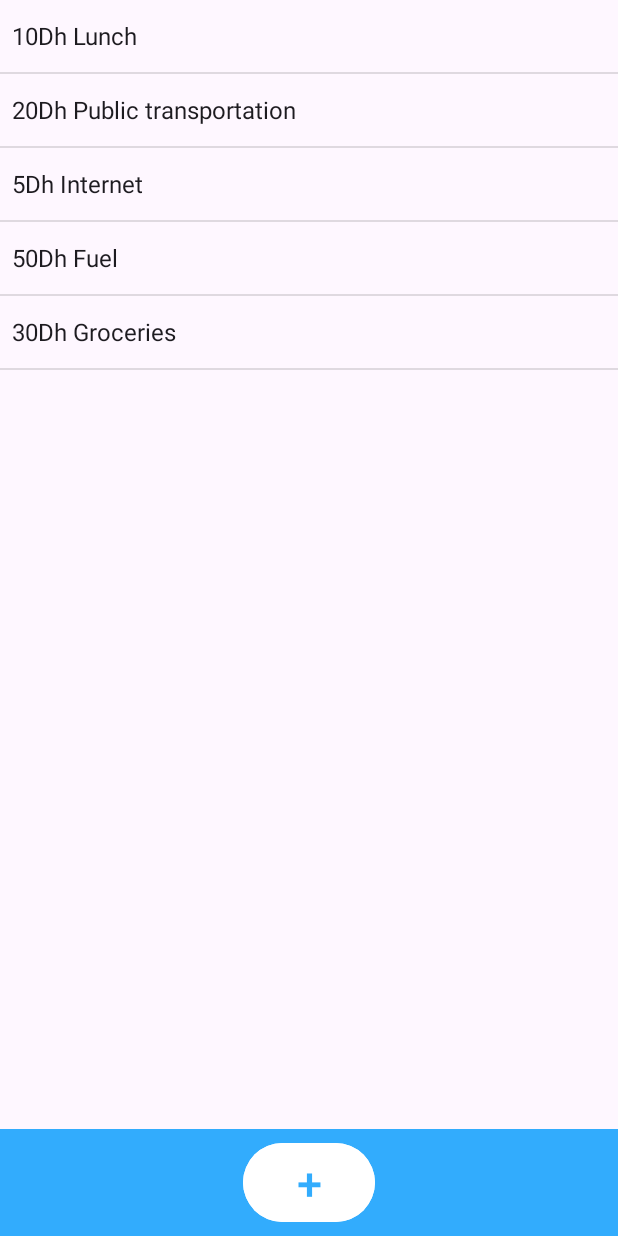
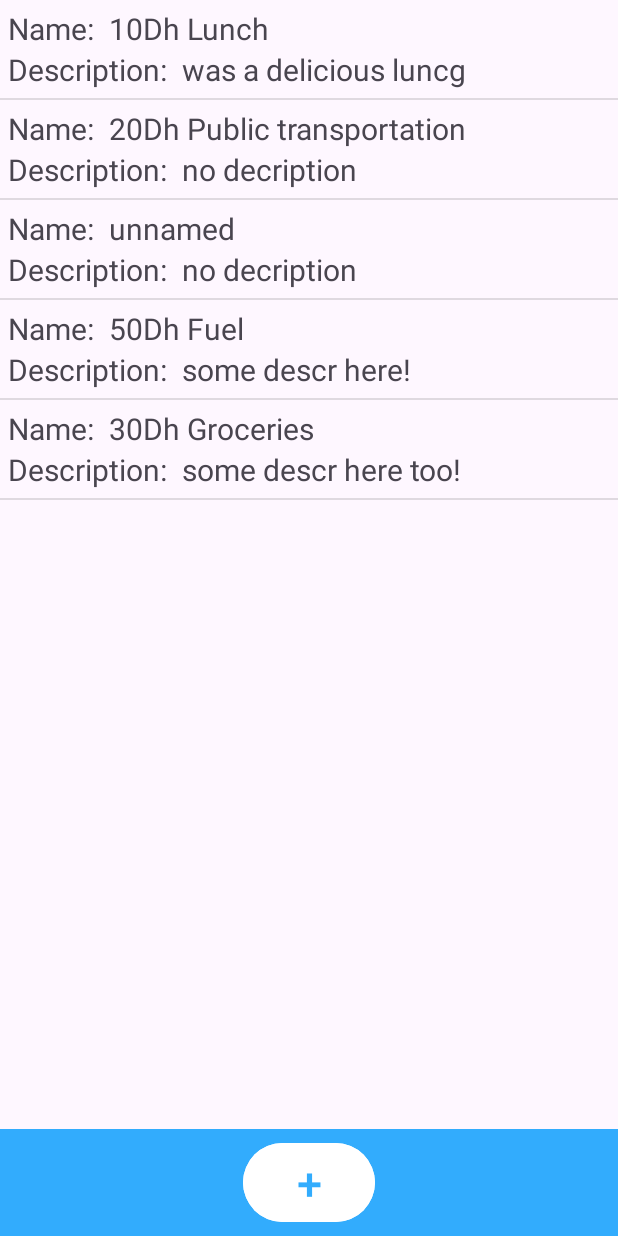
Before and after one commit to EnnachatRedwan/expenses-tracker, an Android app: the screen it shows after launch (MainActivity), on a phone screen of 412 x 824 dp. Run offline under Robolectric (Android 15) with nearby library versions, the phone set to English and light mode, and no system bars.

Commit message:
added custom expenses list view adapter

```diff
--- a/app/src/main/java/com/example/expenses_tracker/MainActivity.java
+++ b/app/src/main/java/com/example/expenses_tracker/MainActivity.java
@@ -15,19 +15,22 @@ import androidx.core.graphics.Insets;
 import androidx.core.view.ViewCompat;
 import androidx.core.view.WindowInsetsCompat;
 
+import com.example.expenses_tracker.entities.Expense;
+import com.example.expenses_tracker.utils.ExpenseListViewAdapter;
+
 import java.util.ArrayList;
 import java.util.Arrays;
 import java.util.List;
 
 public class MainActivity extends AppCompatActivity {
 
-    private final List<String> expenses = new ArrayList<>(
+    private final List<Expense> expenses = new ArrayList<>(
             Arrays.asList(
-                    "10Dh Lunch",
-                    "20Dh Public transportation",
-                    "5Dh Internet",
-                    "50Dh Fuel",
-                    "30Dh Groceries"
+                    new Expense(1L,"10Dh Lunch","was a delicious luncg"),
+                    new Expense(2L,"20Dh Public transportation",null),
+                    new Expense(3L,null,null),
+                    new Expense(4L,"50Dh Fuel","some descr here!"),
+                    new Expense(1L,"30Dh Groceries","some descr here too!")
             )
     );
 
@@ -43,15 +46,11 @@ public class MainActivity extends AppCompatActivity {
         });
 
         ListView listView = findViewById(R.id.expensesList);
-        ArrayAdapter<String> expensesAdapter = new ArrayAdapter<>(
-                this,
-                androidx.appcompat.R.layout.support_simple_spinner_dropdown_item,
-                expenses
-        );
-        listView.setAdapter(expensesAdapter);
+        ExpenseListViewAdapter expenseListViewAdapter = new ExpenseListViewAdapter(this,expenses);
+        listView.setAdapter(expenseListViewAdapter);
 
         listView.setOnItemClickListener((adapterView, view, i, l) -> {
-            Toast.makeText(this, expenses.get(i), Toast.LENGTH_SHORT).show();
+            Toast.makeText(this, expenses.get(i).getName()!=null?expenses.get(i).getName():"unnamed", Toast.LENGTH_SHORT).show();
         });
 
         Button openExpenseFormButton = findViewById(R.id.openExpenseFormButton);
@@ -61,8 +60,8 @@ public class MainActivity extends AppCompatActivity {
                     if (result.getResultCode() != RESULT_OK) return;
                     if (result.getData() == null) return;
                     Intent data = result.getData();
-                    expenses.add(data.getStringExtra("name"));
-                    expensesAdapter.notifyDataSetChanged();
+//                    expenses.add(data.getStringExtra("name"));
+//                    expensesAdapter.notifyDataSetChanged();
                     Toast.makeText(this, "Saved " + data.getStringExtra("name"), Toast.LENGTH_SHORT).show();
                 }
         );
--- /dev/null
+++ b/app/src/main/java/com/example/expenses_tracker/entities/Expense.java
@@ -0,0 +1,36 @@
+package com.example.expenses_tracker.entities;
+
+public class Expense {
+    private Long id;
+    private String name;
+    private String descr;
+
+    public Expense() {
+    }
+
+    public Expense(Long id, String name, String descr) {
+        this.id = id;
+        this.name = name;
+        this.descr = descr;
+    }
+
+    public Long getId() {
+        return id;
+    }
+
+    public String getName() {
+        return name;
+    }
+
+    public void setName(String name) {
+        this.name = name;
+    }
+
+    public String getDescr() {
+        return descr;
+    }
+
+    public void setDescr(String descr) {
+        this.descr = descr;
+    }
+}
--- /dev/null
+++ b/app/src/main/java/com/example/expenses_tracker/utils/ExpenseListViewAdapter.java
@@ -0,0 +1,64 @@
+package com.example.expenses_tracker.utils;
+
+import android.content.Context;
+import android.view.LayoutInflater;
+import android.view.View;
+import android.view.ViewGroup;
+import android.widget.BaseAdapter;
+import android.widget.TextView;
+
+import com.example.expenses_tracker.R;
+import com.example.expenses_tracker.entities.Expense;
+
+import java.util.List;
+
+public class ExpenseListViewAdapter extends BaseAdapter {
+
+    private final List<Expense> expenses;
+    private final Context context;
+
+    public ExpenseListViewAdapter(Context context, List<Expense> expenses) {
+        this.expenses = expenses;
+        this.context = context;
+    }
+
+    @Override
+    public int getCount() {
+        return expenses.size();
+    }
+
+    @Override
+    public Object getItem(int i) {
+        return expenses.get(i);
+    }
+
+    @Override
+    public long getItemId(int i) {
+        return expenses.get(i).getId();
+    }
+
+    @Override
+    public View getView(int i, View view, ViewGroup viewGroup) {
+        ViewHolder holder;
+
+        if (view == null) {
+            view = LayoutInflater.from(context).inflate(R.layout.expense_item, viewGroup, false);
+            holder = new ViewHolder();
+            holder.txtName = view.findViewById(R.id.expenseItemName);
+            holder.txtDescription = view.findViewById(R.id.expenseItemDescr);
+            view.setTag(holder);
+        } else {
+            holder = (ViewHolder) view.getTag();
+        }
+
+        Expense e = (Expense) getItem(i);
+        holder.txtName.setText(e.getName() != null ? e.getName() : "unnamed");
+        holder.txtDescription.setText(e.getDescr() != null ? e.getDescr() : "no decription");
+        return view;
+    }
+
+    private static class ViewHolder {
+        TextView txtName;
+        TextView txtDescription;
+    }
+}
--- /dev/null
+++ b/app/src/main/res/layout/expense_item.xml
@@ -0,0 +1,42 @@
+<?xml version="1.0" encoding="utf-8"?>
+<LinearLayout xmlns:android="http://schemas.android.com/apk/res/android"
+    android:layout_width="match_parent"
+    android:layout_height="match_parent"
+    android:orientation="vertical"
+    android:padding="5dp">
+
+    <LinearLayout
+        android:layout_width="match_parent"
+        android:layout_height="wrap_content"
+        android:orientation="horizontal">
+        <TextView
+            android:layout_width="wrap_content"
+            android:layout_height="wrap_content"
+            android:text="@string/expense_tem_name"
+            android:textSize="20sp" />
+        <TextView
+            android:id="@+id/expenseItemName"
+            android:layout_width="wrap_content"
+            android:layout_height="wrap_content"
+            android:textSize="20sp"
+            android:layout_marginStart="10dp"/>
+    </LinearLayout>
+
+    <LinearLayout
+        android:layout_width="match_parent"
+        android:layout_height="wrap_content"
+        android:orientation="horizontal">
+        <TextView
+            android:layout_width="wrap_content"
+            android:layout_height="wrap_content"
+            android:text="@string/expense_item_description"
+            android:textSize="20sp" />
+        <TextView
+            android:id="@+id/expenseItemDescr"
+            android:layout_width="wrap_content"
+            android:layout_height="wrap_content"
+            android:textSize="20sp"
+            android:layout_marginStart="10dp"/>
+    </LinearLayout>
+
+</LinearLayout>
--- a/app/src/main/res/values/strings.xml
+++ b/app/src/main/res/values/strings.xml
@@ -6,4 +6,6 @@
     <string name="expense_name">Expense name</string>
     <string name="add">Add</string>
     <string name="cancel">Cancel</string>
+    <string name="expense_tem_name">Name:</string>
+    <string name="expense_item_description">Description:</string>
 </resources>
```
